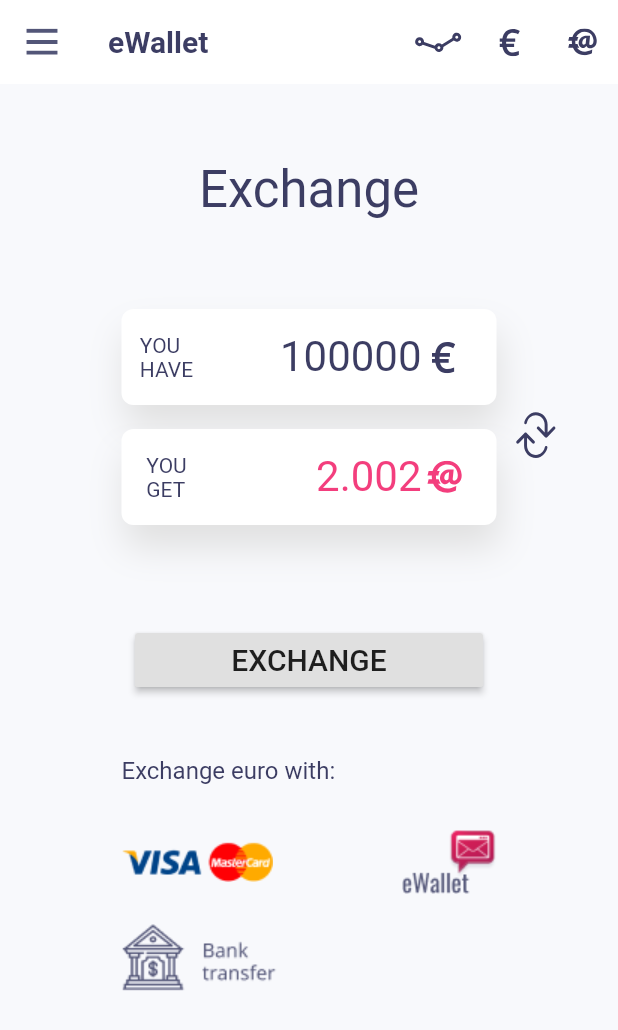
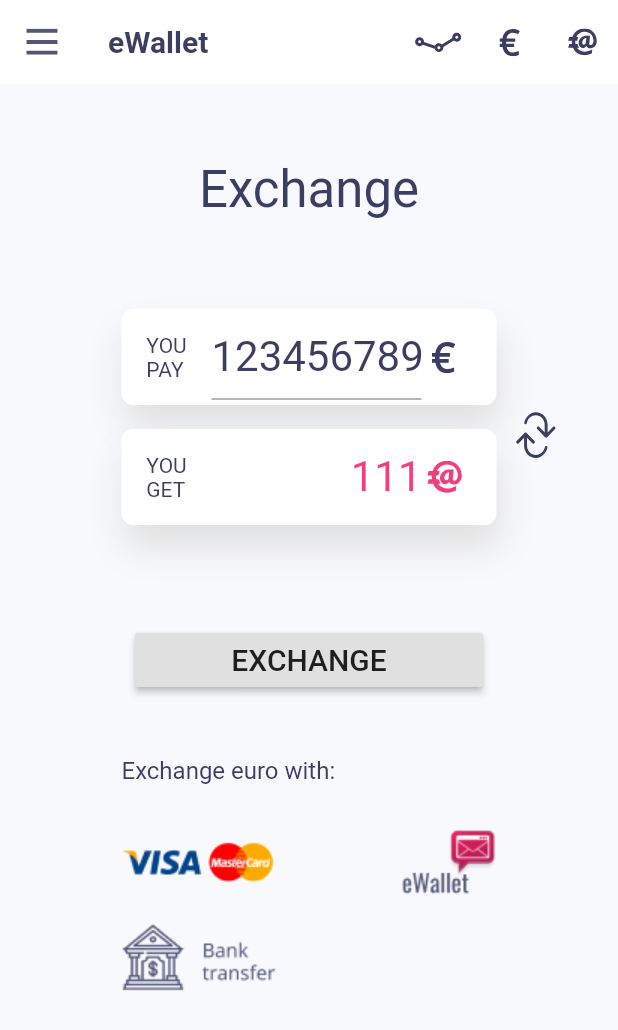
Before and after one commit to EAC-Technology/MobileApp, a Flutter app: the EwalletScreen screen opened directly, after a tap on an icon or button, on a phone screen of 412 x 824 dp. Shown: the top 1030 px of the screen. Run offline on Flutter 3.47's test engine with Material 2 defaults, Android fonts, the phone set to English and light mode, and no system bars; our stand-ins replace charts_flutter, convert, flutter_secure_storage, flutter_svg, rxdart, shared_preferences and 3 more; missing offline and left inert: flutter_webview_plugin; accounts and stored records are empty; statements that could not run were skipped.

Commit message:
eWallet - exchange screen - wired busines logic , exchange rate calculation to UI

```diff
--- a/app_in_mail/lib/constants/strings/en_strings.dart
+++ b/app_in_mail/lib/constants/strings/en_strings.dart
@@ -41,7 +41,7 @@ final localizedStringsEn = {
   Strings.language: 'Language',
   Strings.save: 'SAVE',
   Strings.thisFieldisRequired: 'This field is required',
-  Strings.youHave: 'YOU\nHAVE',
+  Strings.youPay: 'YOU\nPAY',
   Strings.youGet: 'YOU\nGET',
   Strings.exchangeEuroWith: 'Exchange euro with:',
   Strings.upgradeAccount: 'Upgrade account',
--- a/app_in_mail/lib/constants/strings/string_keys.dart
+++ b/app_in_mail/lib/constants/strings/string_keys.dart
@@ -40,7 +40,7 @@ class Strings{
   static final language = 'language';
   static final save = 'save';
   static final thisFieldisRequired = 'requiredFied';
-  static final youHave = 'youHave';
+  static final youPay = 'youPay';
   static final youGet = 'youGet';
   static final exchangeEuroWith = 'exchangeEuroWith';
   static final upgradeAccount = 'upgradeAccount';
--- a/app_in_mail/lib/screens/e_wallet/chart_screen.dart
+++ b/app_in_mail/lib/screens/e_wallet/chart_screen.dart
@@ -38,6 +38,7 @@ class _ChartScreenState extends State<ChartScreen> {
     ];
   }
 
+  @override
   void initState() {
     super.initState();
     WidgetsBinding.instance
--- a/app_in_mail/lib/screens/e_wallet/currency_box.dart
+++ b/app_in_mail/lib/screens/e_wallet/currency_box.dart
@@ -1,21 +1,39 @@
 import 'package:app_in_mail/constants/colors.dart';
 import 'package:flutter/material.dart';
 
-
 class CurrencyBox extends StatefulWidget {
-
   final Color valueColor;
   final Widget icon;
   final String title;
-  final String text;
+  final TextEditingController controller;
+  final bool canEdit;
 
-  CurrencyBox({this.title, this.text, this.icon, this.valueColor});
+  final Function onChanged;
+
+  CurrencyBox({this.title, this.icon, this.valueColor, this.controller, this.canEdit = false, this.onChanged});
 
   @override
   _CurrencyBoxState createState() => _CurrencyBoxState();
 }
 
 class _CurrencyBoxState extends State<CurrencyBox> {
+  Widget _buildValueText() {
+    if (widget.canEdit) {
+      return Container(
+        width: 140,
+        child: TextField(
+            controller: widget.controller,
+            onChanged: widget.onChanged,
+            keyboardType: TextInputType.numberWithOptions(),
+            style: TextStyle(color: widget.valueColor, fontSize: 28)),
+      );
+    } else {
+      return Text(widget.controller.text,
+          textAlign: TextAlign.right,
+          style: TextStyle(color: widget.valueColor, fontSize: 28));
+    }
+  }
+
   @override
   Widget build(BuildContext context) {
     return Padding(
@@ -32,7 +50,8 @@ class _CurrencyBoxState extends State<CurrencyBox> {
             ],
             color: Colors.white,
             borderRadius: new BorderRadius.all(Radius.circular(8))),
-        child: Row( mainAxisAlignment: MainAxisAlignment.spaceBetween,
+        child: Row(
+          mainAxisAlignment: MainAxisAlignment.spaceBetween,
           children: <Widget>[
             Container(
               width: 60,
@@ -45,17 +64,12 @@ class _CurrencyBoxState extends State<CurrencyBox> {
             ),
             Row(
               children: <Widget>[
-              Text(
-              widget.text,
-              textAlign: TextAlign.right,
-              style: TextStyle(color: widget.valueColor, fontSize: 28),
-            ),
-            Padding(
-              padding: const EdgeInsets.only( right:20),
-              child: Container( width: 30, child: widget.icon)
-            ),
-            ],)
-
+                _buildValueText(),
+                Padding(
+                    padding: const EdgeInsets.only(right: 20),
+                    child: Container(width: 30, child: widget.icon)),
+              ],
+            )
           ],
         ),
       ),
--- a/app_in_mail/lib/screens/e_wallet/exchange_screen.dart
+++ b/app_in_mail/lib/screens/e_wallet/exchange_screen.dart
@@ -1,6 +1,7 @@
 import 'package:app_in_mail/constants/colors.dart';
 import 'package:app_in_mail/constants/images.dart';
 import 'package:app_in_mail/constants/strings/string_keys.dart';
+import 'package:app_in_mail/restApi/restApiClient.dart';
 import 'package:app_in_mail/screens/e_wallet/currency_box.dart';
 import 'package:app_in_mail/utils/localization.dart';
 import 'package:flutter/material.dart';
@@ -13,6 +14,36 @@ class ExchangeScreen extends StatefulWidget {
 
 class _ExchangeScreenState extends State<ExchangeScreen> {
   bool antToEurMode = false;
+  final TextEditingController _antTextFieldController = TextEditingController();
+  final TextEditingController _euroTextFieldController =
+      TextEditingController();
+
+  @override
+  void initState() {
+    super.initState();
+    WidgetsBinding.instance.addPostFrameCallback((_) => _populateValues());
+  }
+
+  void _populateValues() {
+    _euroTextFieldController.text = "123456789";
+    _antTextFieldController.text = "111";
+  }
+
+  void _onAntChanged(String value) {
+    RestApiClient.getEuroValueForAnt(value).then((result) {
+      setState(() {
+        _euroTextFieldController.text = result;
+      });
+    });
+  }
+
+  void _onEurChanged(String value) {
+    RestApiClient.getAntValueForEuro(value).then((result) {
+      setState(() {
+        _antTextFieldController.text = result;
+      });
+    });
+  }
 
   @override
   Widget build(BuildContext context) {
@@ -34,32 +65,42 @@ class _ExchangeScreenState extends State<ExchangeScreen> {
                 children: <Widget>[
                   AnimatedPadding(
                     child: CurrencyBox(
+                      onChanged: (value) => _onEurChanged(value),
+                      canEdit: this.antToEurMode,
+                      controller: _euroTextFieldController,
                       icon: SvgPicture.asset(
                         Img.icEuro,
                         width: 16.0,
                         color: AppColors.titleTextColor,
                       ),
                       valueColor: AppColors.titleTextColor,
-                      text: '100000',
-                      title: this.antToEurMode?Localization.getString(Strings.youHave):Localization.getString(Strings.youGet),
+                      title: this.antToEurMode
+                          ? Localization.getString(Strings.youPay)
+                          : Localization.getString(Strings.youGet),
                     ),
                     duration: Duration(milliseconds: 300),
+                    curve: Curves.bounceInOut,
                     padding: antToEurMode
                         ? EdgeInsets.only(top: 0)
                         : EdgeInsets.only(top: 80),
                   ),
                   AnimatedPadding(
                     child: CurrencyBox(
+                      onChanged: (value) => _onAntChanged(value),
+                      canEdit: !this.antToEurMode,
+                      controller: _antTextFieldController,
                       icon: SvgPicture.asset(
                         Img.icAnt,
                         width: 24.0,
                         color: AppColors.accentColor,
                       ),
-                      text: '2.002',
                       valueColor: AppColors.accentColor,
-                      title: this.antToEurMode?Localization.getString(Strings.youGet):Localization.getString(Strings.youHave),
+                      title: this.antToEurMode
+                          ? Localization.getString(Strings.youGet)
+                          : Localization.getString(Strings.youPay),
                     ),
                     duration: Duration(milliseconds: 300),
+                    curve: Curves.bounceInOut,
                     padding: antToEurMode
                         ? EdgeInsets.only(top: 80)
                         : EdgeInsets.only(top: 0),
```
Also changed, not shown: app_in_mail/lib/restApi/restApiClient.dart (+27 -6 lines).
